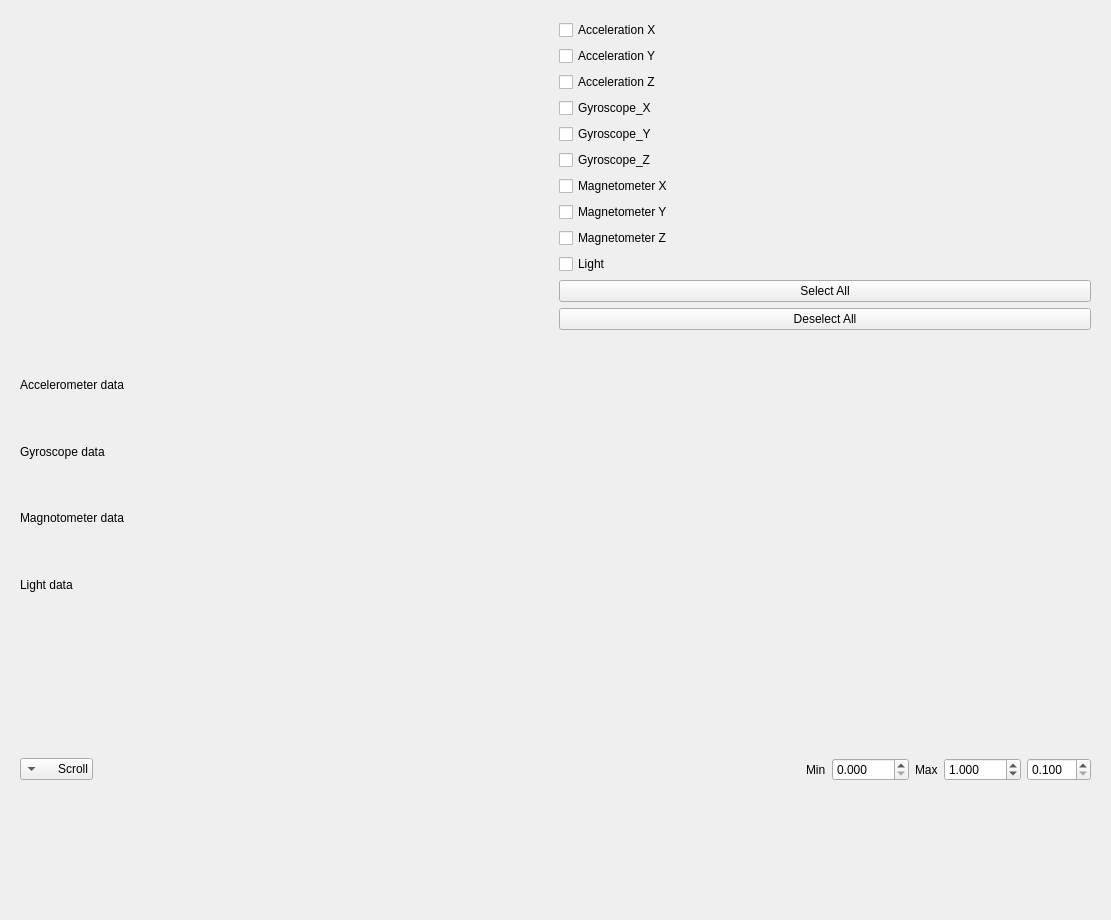
The window that frontend/SmartDotGraph.ui (YCP-Rev-Metrix/BallSpinner-Controller-v2) describes before a commit, drawn with Qt 5.
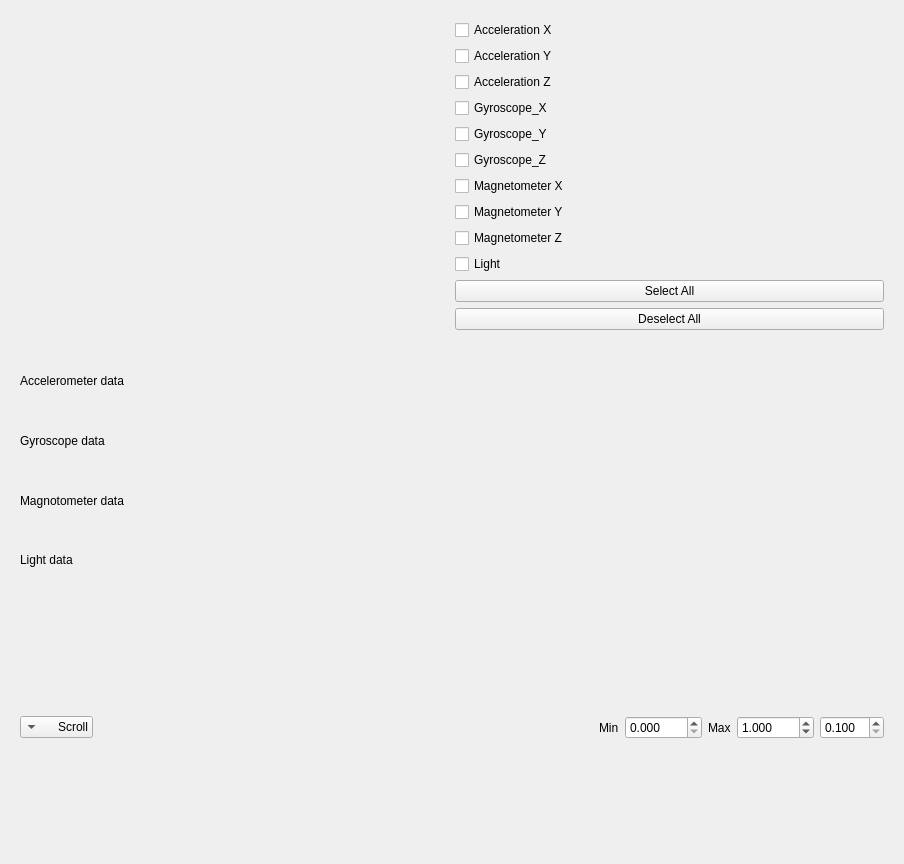
The same window after the commit. Custom widgets are drawn as their Qt base class.

What changed in the file:
```diff
--- a/frontend/SmartDotGraph.ui
+++ b/frontend/SmartDotGraph.ui
@@ -6,8 +6,8 @@
    <rect>
     <x>0</x>
     <y>0</y>
-    <width>1111</width>
-    <height>920</height>
+    <width>904</width>
+    <height>864</height>
    </rect>
   </property>
   <property name="windowTitle">
```
Lines whose indentation alone changed are shown as unchanged.
